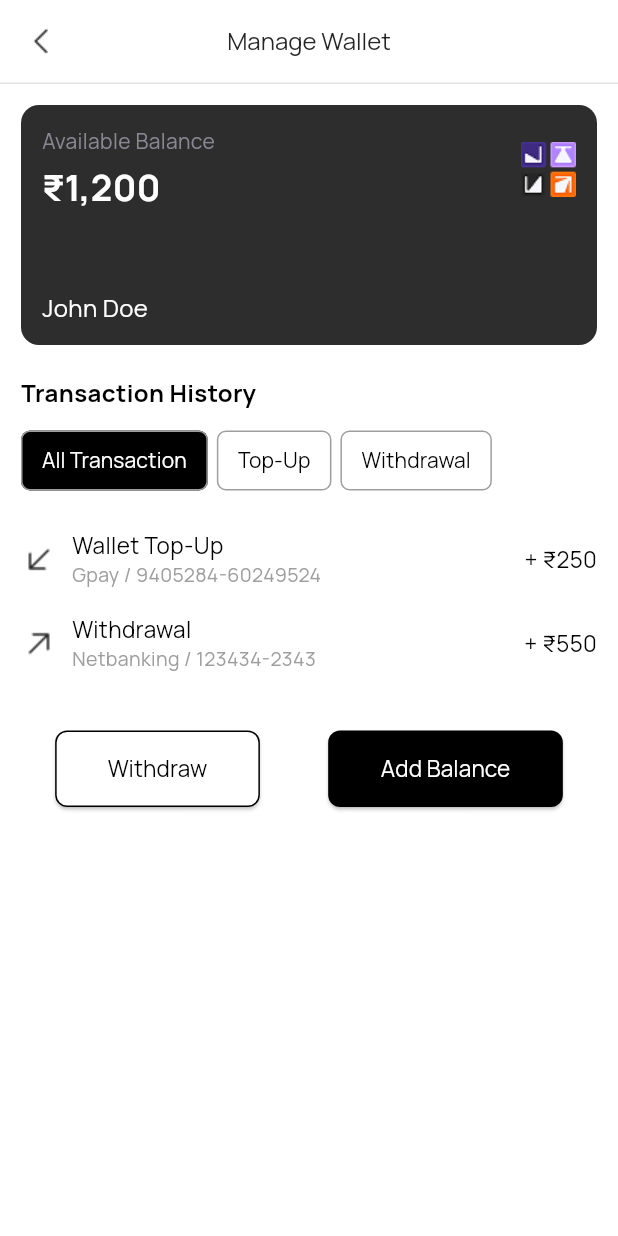
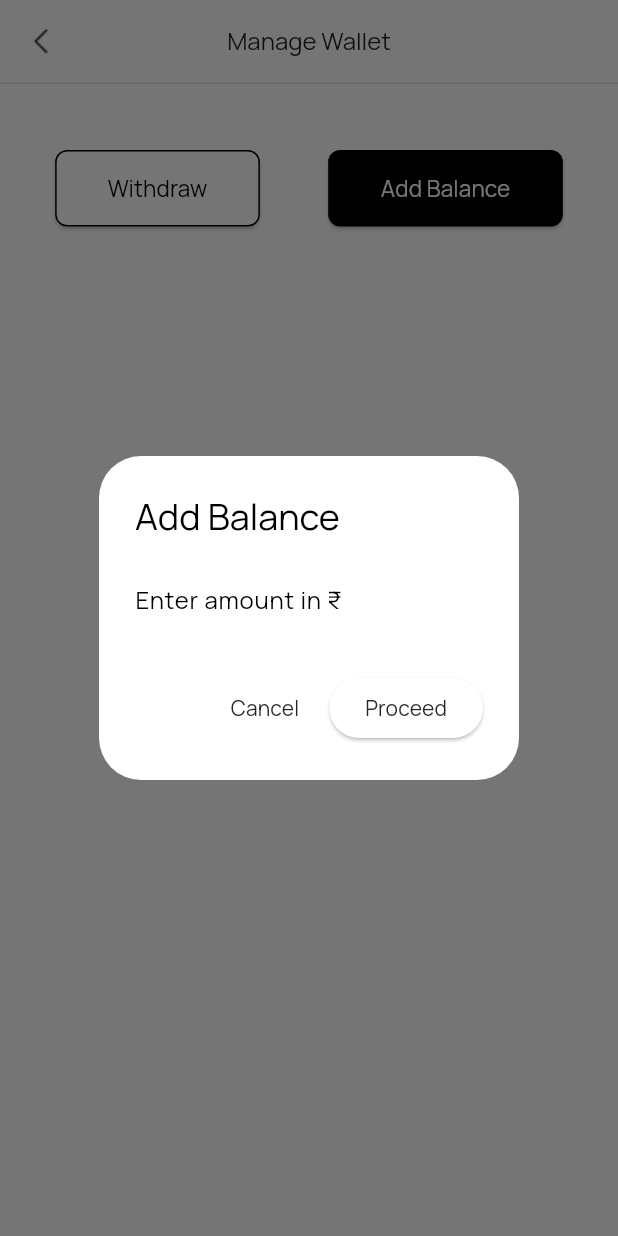
Before and after one commit to Sivareddy0506/FE_JUCTION_TEST, a Flutter app: the WalletPage screen opened directly, after a tap on "Add Balance", on a phone screen of 412 x 824 dp. Run offline on Flutter 3.47's test engine with Material 3 defaults, Android fonts, the phone set to English and light mode, and no system bars; our stand-ins replace carousel_slider, cloud_firestore, connectivity_plus, firebase_auth, firebase_core, firebase_storage and 8 more; missing offline and left inert: razorpay_flutter; accounts and stored records are empty; network calls fail.

Commit message:
changes pushed

```diff
--- a/lib/screens/profile/wallet/wallet.dart
+++ b/lib/screens/profile/wallet/wallet.dart
@@ -1,4 +1,9 @@
 import 'package:flutter/material.dart';
+import 'package:razorpay_flutter/razorpay_flutter.dart';
+import 'dart:convert';
+import 'package:http/http.dart' as http;
+import 'package:shared_preferences/shared_preferences.dart';
+
 import '../../../widgets/custom_appbar.dart';
 
 class WalletPage extends StatefulWidget {
@@ -10,9 +15,181 @@ class WalletPage extends StatefulWidget {
 
 class _WalletPageState extends State<WalletPage> {
   String activeTab = 'all';
+  late Razorpay _razorpay;
+
+  @override
+  void initState() {
+    super.initState();
+    _razorpay = Razorpay();
+
+    _razorpay.on(Razorpay.EVENT_PAYMENT_SUCCESS, _handlePaymentSuccess);
+    _razorpay.on(Razorpay.EVENT_PAYMENT_ERROR, _handlePaymentError);
+    _razorpay.on(Razorpay.EVENT_EXTERNAL_WALLET, _handleExternalWallet);
+  }
+
+  @override
+  void dispose() {
+    _razorpay.clear();
+    super.dispose();
+  }
 
   void setTab(String tab) {
     setState(() => activeTab = tab);
+  }
+
+  // Fetch token & buyerId from SharedPreferences
+  Future<Map<String, String?>> _getAuthData() async {
+    final prefs = await SharedPreferences.getInstance();
+    final token = prefs.getString("token");
+    final buyerId = prefs.getString("buyerId");
+    return {"token": token, "buyerId": buyerId};
+  }
+
+  // Create Razorpay Order via backend
+  Future<void> _createOrder(int amount) async {
+    final authData = await _getAuthData();
+    final buyerId = authData["buyerId"];
+    final token = authData["token"];
+
+    if (buyerId == null || token == null) {
+      ScaffoldMessenger.of(context).showSnackBar(
+        const SnackBar(content: Text("User not logged in ❌")),
+      );
+      return;
+    }
+
+    final response = await http.post(
+      Uri.parse("https://api.junctionverse.com/transaction/createtransaction"),
+      headers: {
+        "Content-Type": "application/json",
+        "Authorization": "Bearer $token",
+      },
+      body: jsonEncode({
+        "productId": "razorpay",
+        "creditDebitStatus": "credit",
+        "amount": amount,
+        "buyerId": buyerId,
+      }),
+    );
+
+    final data = jsonDecode(response.body);
+
+    if (response.statusCode == 201 && data["orderId"] != null) {
+      _openRazorpayCheckout(data["orderId"], amount);
+    } else {
+      ScaffoldMessenger.of(context).showSnackBar(
+        const SnackBar(content: Text("Failed to create Razorpay order ❌")),
+      );
+    }
+  }
+
+  // Open Razorpay Checkout
+  void _openRazorpayCheckout(String orderId, int amount) {
+    var options = {
+      'key': 'rzp_test_RAqPBWTsoaw61V',
+      'amount': amount * 100,
+      'currency': 'INR',
+      'name': 'My App Wallet',
+      'description': 'Wallet Top-Up',
+      'order_id': orderId,
+      'prefill': {
+        'contact': '9876543210',
+        'email': 'testuser@example.com',
+      },
+      'theme': {'color': '#3399cc'},
+    };
+
+    try {
+      _razorpay.open(options);
+    } catch (e) {
+      debugPrint("Error: $e");
+    }
+  }
+
+  // Handle Payment Success
+  Future<void> _handlePaymentSuccess(PaymentSuccessResponse response) async {
+    final authData = await _getAuthData();
+    final buyerId = authData["buyerId"];
+    final token = authData["token"];
+
+    if (buyerId == null || token == null) return;
+
+
+    const amount = 250;
+
+    final res = await http.post(
+      Uri.parse("https://api.junctionverse.com/transaction/verify-payment"),
+      headers: {
+        "Content-Type": "application/json",
+        "Authorization": "Bearer $token",
+      },
+      body: jsonEncode({
+        "razorpay_payment_id": response.paymentId,
+        "razorpay_order_id": response.orderId,
+        "razorpay_signature": response.signature,
+        "buyerId": buyerId,
+        "amount": amount,
+      }),
+    );
+
+    if (res.statusCode == 201) {
+      ScaffoldMessenger.of(context).showSnackBar(
+        const SnackBar(content: Text("Wallet Updated Successfully ✅")),
+      );
+    } else {
+      ScaffoldMessenger.of(context).showSnackBar(
+        const SnackBar(content: Text("Payment verification failed ❌")),
+      );
+    }
+  }
+
+  void _handlePaymentError(PaymentFailureResponse response) {
+    ScaffoldMessenger.of(context).showSnackBar(
+      const SnackBar(content: Text("Payment Failed ❌")),
+    );
+  }
+
+  void _handleExternalWallet(ExternalWalletResponse response) {
+    ScaffoldMessenger.of(context).showSnackBar(
+      SnackBar(content: Text("External Wallet Selected: ${response.walletName}")),
+    );
+  }
+
+  /// 🔹 Show dialog for entering custom amount
+  void _showAmountDialog() {
+    final TextEditingController _amountController = TextEditingController();
+
+    showDialog(
+      context: context,
+      builder: (ctx) => AlertDialog(
+        title: const Text("Add Balance"),
+        content: TextField(
+          controller: _amountController,
+          keyboardType: TextInputType.number,
+          decoration: const InputDecoration(hintText: "Enter amount in ₹"),
+        ),
+        actions: [
+          TextButton(
+            onPressed: () => Navigator.pop(ctx),
+            child: const Text("Cancel"),
+          ),
+          ElevatedButton(
+            onPressed: () {
+              final amount = int.tryParse(_amountController.text);
+              if (amount != null && amount > 0) {
+                Navigator.pop(ctx);
+                _createOrder(amount);
+              } else {
+                ScaffoldMessenger.of(context).showSnackBar(
+                  const SnackBar(content: Text("Enter valid amount")),
+                );
+              }
+            },
+            child: const Text("Proceed"),
+          ),
+        ],
+      ),
+    );
   }
 
   @override
@@ -22,58 +199,18 @@ class _WalletPageState extends State<WalletPage> {
       body: SingleChildScrollView(
         padding: const EdgeInsets.all(14),
         child: Column(
-          crossAxisAlignment: CrossAxisAlignment.start,
           children: [
-            Container(
-              padding: const EdgeInsets.all(14),
-              height: 160,
-              decoration: BoxDecoration(
-                color: const Color(0xFF2D2D2D),
-                borderRadius: BorderRadius.circular(12),
-              ),
-              child: Column(
-                crossAxisAlignment: CrossAxisAlignment.start,
-                children: [
-                  Row(
-                    mainAxisAlignment: MainAxisAlignment.spaceBetween,
-                    children: [
-                      Column(
-                        crossAxisAlignment: CrossAxisAlignment.start,
-                        children: const [
-                          Text('Available Balance', style: TextStyle(fontSize: 14, color: Color(0xFF8A8894))),
-                          SizedBox(height: 4),
-                          Text('₹1,200', style: TextStyle(fontSize: 24, fontWeight: FontWeight.bold, color: Colors.white)),
-                        ],
-                      ),
-                      Image.asset('assets/wallet-img1.png', width: 37, height: 37),
-                    ],
-                  ),
-                  const Spacer(),
-                  const Text('John Doe', style: TextStyle(fontSize: 16, color: Colors.white)),
-                ],
-              ),
-            ),
-            const SizedBox(height: 20),
-            const Text('Transaction History', style: TextStyle(fontSize: 16, fontWeight: FontWeight.w600)),
-            const SizedBox(height: 10),
-            Row(
-              children: [
-                _buildTabButton('All Transaction', 'all'),
-                _buildTabButton('Top-Up', 'topup'),
-                _buildTabButton('Withdrawal', 'withdrawal'),
-              ],
-            ),
-            const SizedBox(height: 14),
-            if (activeTab == 'all' || activeTab == 'topup')
-              _buildTransactionItem('Wallet Top-Up', 'Gpay / 9405284-60249524', '+ ₹250', 'assets/ArrowDownLeft.png'),
-            if (activeTab == 'all' || activeTab == 'withdrawal')
-              _buildTransactionItem('Withdrawal', 'Netbanking / 123434-2343', '+ ₹550', 'assets/ArrowUpRight.png'),
+            // ... you can show wallet balance here later
             const SizedBox(height: 30),
             Row(
               mainAxisAlignment: MainAxisAlignment.spaceAround,
               children: [
-                _buildActionButton('Withdraw', false),
-                _buildActionButton('Add Balance', true),
+                _buildActionButton('Withdraw', false, () {
+                  ScaffoldMessenger.of(context).showSnackBar(
+                    const SnackBar(content: Text("Withdraw flow coming soon 🚀")),
+                  );
+                }),
+                _buildActionButton('Add Balance', true, _showAmountDialog),
               ],
             ),
           ],
@@ -82,52 +219,9 @@ class _WalletPageState extends State<WalletPage> {
     );
   }
 
-  Widget _buildTabButton(String label, String value) {
-    final bool selected = activeTab == value;
-    return Padding(
-      padding: const EdgeInsets.only(right: 6),
-      child: OutlinedButton(
-        onPressed: () => setTab(value),
-        style: OutlinedButton.styleFrom(
-          backgroundColor: selected ? Colors.black : Colors.white,
-          foregroundColor: selected ? Colors.white : Colors.black,
-          side: const BorderSide(color: Colors.grey),
-          padding: const EdgeInsets.symmetric(horizontal: 14, vertical: 6),
-          shape: RoundedRectangleBorder(borderRadius: BorderRadius.circular(6)),
-        ),
-        child: Text(label),
-      ),
-    );
-  }
-
-  Widget _buildTransactionItem(String title, String subtitle, String amount, String iconPath) {
-    return Padding(
-      padding: const EdgeInsets.symmetric(vertical: 8.0),
-      child: Row(
-        mainAxisAlignment: MainAxisAlignment.spaceBetween,
-        children: [
-          Row(
-            children: [
-              Image.asset(iconPath, width: 24, height: 24),
-              const SizedBox(width: 10),
-              Column(
-                crossAxisAlignment: CrossAxisAlignment.start,
-                children: [
-                  Text(title, style: const TextStyle(fontSize: 15)),
-                  Text(subtitle, style: const TextStyle(fontSize: 13, color: Colors.grey)),
-                ],
-              ),
-            ],
-          ),
-          Text(amount, style: const TextStyle(fontSize: 15)),
-        ],
-      ),
-    );
-  }
-
-  Widget _buildActionButton(String label, bool isPrimary) {
+  Widget _buildActionButton(String label, bool isPrimary, VoidCallback onPressed) {
     return ElevatedButton(
-      onPressed: () {},
+      onPressed: onPressed,
       style: ElevatedButton.styleFrom(
         padding: const EdgeInsets.symmetric(horizontal: 35, vertical: 15),
         backgroundColor: isPrimary ? Colors.black : Colors.white,
--- a/pubspec.yaml
+++ b/pubspec.yaml
@@ -15,7 +15,7 @@ dependencies:
   shared_preferences: ^2.2.2
   image_picker: ^1.1.0
   path: ^1.9.0
-  share_plus: ^7.2.1
+  share_plus: ^10.0.0
   google_maps_flutter: ^2.5.0
   geolocator: ^11.0.0
   geocoding: ^2.1.0
@@ -30,6 +30,7 @@ dependencies:
   firebase_storage: ^13.0.0
   async: ^2.8.2
   connectivity_plus: ^5.0.2
+  razorpay_flutter: ^1.3.7
 
 
 dev_dependencies:
```
Also changed, not shown: lib/screens/products/product_detail.dart (+43 -1 lines), lib/widgets/bottom_navbar.dart (+10 -2 lines), lib/widgets/category_grid.dart (+6 -4 lines), assets/clothes.png (added), assets/gaming.png (added), assets/hobbies.png (added), assets/sports.png (added), assets/tickets.png (added), pubspec.lock, 6 other files.
